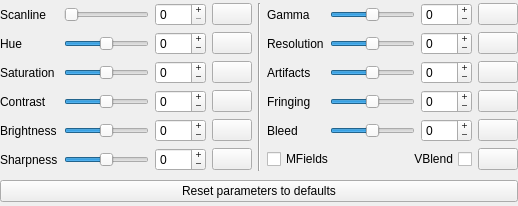
Old version of the form src/gui/designer/wdgNTSCFilter.ui in the repository punesemu/puNES.
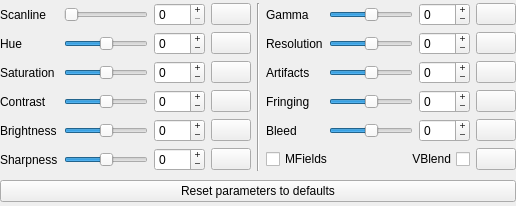
New version of the form. Icons and pictures are not drawn.

Commit message: Simplified layout of wdgNTSCFilter and wdgNTSCBisqwitFilter.

Patch:
```diff
--- a/src/gui/designer/wdgNTSCFilter.ui
+++ b/src/gui/designer/wdgNTSCFilter.ui
@@ -6,7 +6,7 @@
    <rect>
     <x>0</x>
     <y>0</y>
-    <width>518</width>
+    <width>516</width>
     <height>206</height>
    </rect>
   </property>
@@ -19,7 +19,7 @@
   <property name="windowTitle">
    <string notr="true">wdgNTSCFilter</string>
   </property>
-  <layout class="QGridLayout" name="gridLayout_wdgNTSCFilter">
+  <layout class="QVBoxLayout" name="verticalLayout_wdgNTSCFilter">
    <property name="leftMargin">
     <number>0</number>
    </property>
@@ -32,20 +32,349 @@
    <property name="bottomMargin">
     <number>0</number>
    </property>
-   <item row="4" column="0" colspan="3">
-    <widget class="QPushButton" name="pushButton_NTSC_Parameters_reset">
-     <property name="text">
-      <string>Reset parameters to defaults</string>
-     </property>
-     <property name="icon">
-      <iconset resource="resources.qrc">
-       <normaloff>:/icon/icons/overscan_default.svgz</normaloff>:/icon/icons/overscan_default.svgz</iconset>
-     </property>
-    </widget>
-   </item>
-   <item row="1" column="2">
-    <layout class="QGridLayout" name="gridLayout_parameters_2">
+   <item>
+    <layout class="QGridLayout" name="gridLayout_parameters">
+     <item row="2" column="3">
+      <widget class="QPushButton" name="pushButton_Saturation">
+       <property name="text">
+        <string notr="true"/>
+       </property>
+       <property name="icon">
+        <iconset resource="resources.qrc">
+         <normaloff>:/icon/icons/default.svgz</normaloff>:/icon/icons/default.svgz</iconset>
+       </property>
+      </widget>
+     </item>
+     <item row="5" column="0">
+      <widget class="QLabel" name="label_Sharpness">
+       <property name="text">
+        <string>Sharpness</string>
+       </property>
+       <property name="alignment">
+        <set>Qt::AlignLeading|Qt::AlignLeft|Qt::AlignVCenter</set>
+       </property>
+      </widget>
+     </item>
+     <item row="2" column="1">
+      <widget class="QSlider" name="horizontalSlider_Saturation">
+       <property name="minimum">
+        <number>-100</number>
+       </property>
+       <property name="maximum">
+        <number>100</number>
+       </property>
+       <property name="orientation">
+        <enum>Qt::Horizontal</enum>
+       </property>
+      </widget>
+     </item>
+     <item row="1" column="1">
+      <widget class="QSlider" name="horizontalSlider_Hue">
+       <property name="minimum">
+        <number>-100</number>
+       </property>
+       <property name="maximum">
+        <number>100</number>
+       </property>
+       <property name="orientation">
+        <enum>Qt::Horizontal</enum>
+       </property>
+      </widget>
+     </item>
+     <item row="5" column="1">
+      <widget class="QSlider" name="horizontalSlider_Sharpness">
+       <property name="minimum">
+        <number>-100</number>
+       </property>
+       <property name="maximum">
+        <number>100</number>
+       </property>
+       <property name="orientation">
+        <enum>Qt::Horizontal</enum>
+       </property>
+      </widget>
+     </item>
+     <item row="2" column="2">
+      <widget class="QSpinBox" name="spinBox_Saturation">
+       <property name="buttonSymbols">
+        <enum>QAbstractSpinBox::PlusMinus</enum>
+       </property>
+       <property name="minimum">
+        <number>-100</number>
+       </property>
+       <property name="maximum">
+        <number>100</number>
+       </property>
+      </widget>
+     </item>
+     <item row="4" column="2">
+      <widget class="QSpinBox" name="spinBox_Brightness">
+       <property name="buttonSymbols">
+        <enum>QAbstractSpinBox::PlusMinus</enum>
+       </property>
+       <property name="minimum">
+        <number>-100</number>
+       </property>
+       <property name="maximum">
+        <number>100</number>
+       </property>
+      </widget>
+     </item>
+     <item row="1" column="0">
+      <widget class="QLabel" name="label_Hue">
+       <property name="text">
+        <string>Hue</string>
+       </property>
+       <property name="alignment">
+        <set>Qt::AlignLeading|Qt::AlignLeft|Qt::AlignVCenter</set>
+       </property>
+      </widget>
+     </item>
+     <item row="0" column="1">
+      <widget class="QSlider" name="horizontalSlider_Scanline">
+       <property name="maximum">
+        <number>100</number>
+       </property>
+       <property name="orientation">
+        <enum>Qt::Horizontal</enum>
+       </property>
+      </widget>
+     </item>
+     <item row="5" column="2">
+      <widget class="QSpinBox" name="spinBox_Sharpness">
+       <property name="buttonSymbols">
+        <enum>QAbstractSpinBox::PlusMinus</enum>
+       </property>
+       <property name="minimum">
+        <number>-100</number>
+       </property>
+       <property name="maximum">
+        <number>100</number>
+       </property>
+      </widget>
+     </item>
+     <item row="3" column="2">
+      <widget class="QSpinBox" name="spinBox_Contrast">
+       <property name="buttonSymbols">
+        <enum>QAbstractSpinBox::PlusMinus</enum>
+       </property>
+       <property name="minimum">
+        <number>-100</number>
+       </property>
+       <property name="maximum">
+        <number>100</number>
+       </property>
+      </widget>
+     </item>
+     <item row="3" column="3">
+      <widget class="QPushButton" name="pushButton_Contrast">
+       <property name="text">
+        <string notr="true"/>
+       </property>
+       <property name="icon">
+        <iconset resource="resources.qrc">
+         <normaloff>:/icon/icons/default.svgz</normaloff>:/icon/icons/default.svgz</iconset>
+       </property>
+      </widget>
+     </item>
+     <item row="0" column="3">
+      <widget class="QPushButton" name="pushButton_Scanline">
+       <property name="text">
+        <string notr="true"/>
+       </property>
+       <property name="icon">
+        <iconset resource="resources.qrc">
+         <normaloff>:/icon/icons/default.svgz</normaloff>:/icon/icons/default.svgz</iconset>
+       </property>
+      </widget>
+     </item>
+     <item row="1" column="2">
+      <widget class="QSpinBox" name="spinBox_Hue">
+       <property name="buttonSymbols">
+        <enum>QAbstractSpinBox::PlusMinus</enum>
+       </property>
+       <property name="minimum">
+        <number>-100</number>
+       </property>
+       <property name="maximum">
+        <number>100</number>
+       </property>
+      </widget>
+     </item>
+     <item row="0" column="2">
+      <widget class="QSpinBox" name="spinBox_Scanline">
+       <property name="buttonSymbols">
+        <enum>QAbstractSpinBox::PlusMinus</enum>
+       </property>
+       <property name="maximum">
+        <number>100</number>
+       </property>
+      </widget>
+     </item>
+     <item row="0" column="6">
+      <widget class="QSlider" name="horizontalSlider_Gamma">
+       <property name="minimum">
+        <number>-100</number>
+       </property>
+       <property name="maximum">
+        <number>100</number>
+       </property>
+       <property name="orientation">
+        <enum>Qt::Horizontal</enum>
+       </property>
+      </widget>
+     </item>
+     <item row="3" column="0">
+      <widget class="QLabel" name="label_Contrast">
+       <property name="text">
+        <string>Contrast</string>
+       </property>
+       <property name="alignment">
+        <set>Qt::AlignLeading|Qt::AlignLeft|Qt::AlignVCenter</set>
+       </property>
+      </widget>
+     </item>
+     <item row="4" column="0">
+      <widget class="QLabel" name="label_Brightness">
+       <property name="text">
+        <string>Brightness</string>
+       </property>
+       <property name="alignment">
+        <set>Qt::AlignLeading|Qt::AlignLeft|Qt::AlignVCenter</set>
+       </property>
+      </widget>
+     </item>
+     <item row="0" column="5">
+      <widget class="QLabel" name="label_Gamma">
+       <property name="text">
+        <string>Gamma</string>
+       </property>
+       <property name="alignment">
+        <set>Qt::AlignLeading|Qt::AlignLeft|Qt::AlignVCenter</set>
+       </property>
+      </widget>
+     </item>
+     <item row="4" column="1">
+      <widget class="QSlider" name="horizontalSlider_Brightness">
+       <property name="minimum">
+        <number>-100</number>
+       </property>
+       <property name="maximum">
+        <number>100</number>
+       </property>
+       <property name="orientation">
+        <enum>Qt::Horizontal</enum>
+       </property>
+      </widget>
+     </item>
      <item row="2" column="0">
+      <widget class="QLabel" name="label_Saturation">
+       <property name="text">
+        <string>Saturation</string>
+       </property>
+       <property name="alignment">
+        <set>Qt::AlignLeading|Qt::AlignLeft|Qt::AlignVCenter</set>
+       </property>
+      </widget>
+     </item>
+     <item row="0" column="4" rowspan="6">
+      <widget class="Line" name="line">
+       <property name="orientation">
+        <enum>Qt::Vertical</enum>
+       </property>
+      </widget>
+     </item>
+     <item row="4" column="3">
+      <widget class="QPushButton" name="pushButton_Brightness">
+       <property name="text">
+        <string notr="true"/>
+       </property>
+       <property name="icon">
+        <iconset resource="resources.qrc">
+         <normaloff>:/icon/icons/default.svgz</normaloff>:/icon/icons/default.svgz</iconset>
+       </property>
+      </widget>
+     </item>
+     <item row="0" column="0">
+      <widget class="QLabel" name="label_Scanline">
+       <property name="text">
+        <string>Scanline</string>
+       </property>
+       <property name="alignment">
+        <set>Qt::AlignLeading|Qt::AlignLeft|Qt::AlignVCenter</set>
+       </property>
+      </widget>
+     </item>
+     <item row="1" column="3">
+      <widget class="QPushButton" name="pushButton_Hue">
+       <property name="text">
+        <string notr="true"/>
+       </property>
+       <property name="icon">
+        <iconset resource="resources.qrc">
+         <normaloff>:/icon/icons/default.svgz</normaloff>:/icon/icons/default.svgz</iconset>
+       </property>
+      </widget>
+     </item>
+     <item row="3" column="1">
+      <widget class="QSlider" name="horizontalSlider_Contrast">
+       <property name="minimum">
+        <number>-100</number>
+       </property>
+       <property name="maximum">
+        <number>100</number>
+       </property>
+       <property name="orientation">
+        <enum>Qt::Horizontal</enum>
+       </property>
+      </widget>
+     </item>
+     <item row="5" column="3">
+      <widget class="QPushButton" name="pushButton_Sharpness">
+       <property name="text">
+        <string notr="true"/>
+       </property>
+       <property name="icon">
+        <iconset resource="resources.qrc">
+         <normaloff>:/icon/icons/default.svgz</normaloff>:/icon/icons/default.svgz</iconset>
+       </property>
+      </widget>
+     </item>
+     <item row="0" column="7">
+      <widget class="QSpinBox" name="spinBox_Gamma">
+       <property name="buttonSymbols">
+        <enum>QAbstractSpinBox::PlusMinus</enum>
+       </property>
+       <property name="minimum">
+        <number>-100</number>
+       </property>
+       <property name="maximum">
+        <number>100</number>
+       </property>
+      </widget>
+     </item>
+     <item row="0" column="8">
+      <widget class="QPushButton" name="pushButton_Gamma">
+       <property name="text">
+        <string notr="true"/>
+       </property>
+       <property name="icon">
+        <iconset resource="resources.qrc">
+         <normaloff>:/icon/icons/default.svgz</normaloff>:/icon/icons/default.svgz</iconset>
+       </property>
+      </widget>
+     </item>
+     <item row="1" column="5">
+      <widget class="QLabel" name="label_Resolution">
+       <property name="text">
+        <string>Resolution</string>
+       </property>
+       <property name="alignment">
+        <set>Qt::AlignLeading|Qt::AlignLeft|Qt::AlignVCenter</set>
+       </property>
+      </widget>
+     </item>
+     <item row="2" column="5">
       <widget class="QLabel" name="label_Artifacts">
        <property name="text">
         <string>Artifacts</string>
@@ -55,7 +384,7 @@
        </property>
       </widget>
      </item>
-     <item row="3" column="0">
+     <item row="3" column="5">
       <widget class="QLabel" name="label_Fringing">
        <property name="text">
         <string>Fringing</string>
@@ -65,59 +394,17 @@
        </property>
       </widget>
      </item>
-     <item row="2" column="2">
-      <widget class="QSpinBox" name="spinBox_Artifacts">
-       <property name="buttonSymbols">
-        <enum>QAbstractSpinBox::PlusMinus</enum>
+     <item row="4" column="5">
+      <widget class="QLabel" name="label_Bleed">
+       <property name="text">
+        <string>Bleed</string>
        </property>
-       <property name="minimum">
-        <number>-100</number>
+       <property name="alignment">
+        <set>Qt::AlignLeading|Qt::AlignLeft|Qt::AlignVCenter</set>
        </property>
-       <property name="maximum">
-        <number>100</number>
-       </property>
       </widget>
      </item>
-     <item row="4" column="1">
-      <widget class="QSlider" name="horizontalSlider_Bleed">
-       <property name="minimum">
-        <number>-100</number>
-       </property>
-       <property name="maximum">
-        <number>100</number>
-       </property>
-       <property name="orientation">
-        <enum>Qt::Horizontal</enum>
-       </property>
-      </widget>
-     </item>
-     <item row="3" column="1">
-      <widget class="QSlider" name="horizontalSlider_Fringing">
-       <property name="minimum">
-        <number>-100</number>
-       </property>
-       <property name="maximum">
-        <number>100</number>
-       </property>
-       <property name="orientation">
-        <enum>Qt::Horizontal</enum>
-       </property>
-      </widget>
-     </item>
-     <item row="1" column="2">
-      <widget class="QSpinBox" name="spinBox_Resolution">
-       <property name="buttonSymbols">
-        <enum>QAbstractSpinBox::PlusMinus</enum>
-       </property>
-       <property name="minimum">
-        <number>-100</number>
-       </property>
-       <property name="maximum">
-        <number>100</number>
-       </property>
-      </widget>
-     </item>
-     <item row="1" column="1">
+     <item row="1" column="6">
       <widget class="QSlider" name="horizontalSlider_Resolution">
        <property name="minimum">
         <number>-100</number>
@@ -130,40 +417,7 @@
        </property>
       </widget>
      </item>
-     <item row="0" column="2">
-      <widget class="QSpinBox" name="spinBox_Gamma">
-       <property name="buttonSymbols">
-        <enum>QAbstractSpinBox::PlusMinus</enum>
-       </property>
-       <property name="minimum">
-        <number>-100</number>
-       </property>
-       <property name="maximum">
-        <number>100</number>
-       </property>
-      </widget>
-     </item>
-     <item row="1" column="0">
-      <widget class="QLabel" name="label_Resolution">
-       <property name="text">
-        <string>Resolution</string>
-       </property>
-       <property name="alignment">
-        <set>Qt::AlignLeading|Qt::AlignLeft|Qt::AlignVCenter</set>
-       </property>
-      </widget>
-     </item>
-     <item row="0" column="0">
-      <widget class="QLabel" name="label_Gamma">
-       <property name="text">
-        <string>Gamma</string>
-       </property>
-       <property name="alignment">
-        <set>Qt::AlignLeading|Qt::AlignLeft|Qt::AlignVCenter</set>
-       </property>
-      </widget>
-     </item>
-     <item row="2" column="1">
+     <item row="2" column="6">
       <widget class="QSlider" name="horizontalSlider_Artifacts">
        <property name="minimum">
         <number>-100</number>
@@ -176,8 +430,8 @@
        </property>
       </widget>
      </item>
-     <item row="0" column="1">
-      <widget class="QSlider" name="horizontalSlider_Gamma">
+     <item row="3" column="6">
+      <widget class="QSlider" name="horizontalSlider_Fringing">
        <property name="minimum">
         <number>-100</number>
        </property>
@@ -189,7 +443,46 @@
        </property>
       </widget>
      </item>
-     <item row="3" column="2">
+     <item row="4" column="6">
+      <widget class="QSlider" name="horizontalSlider_Bleed">
+       <property name="minimum">
+        <number>-100</number>
+       </property>
+       <property name="maximum">
+        <number>100</number>
+       </property>
+       <property name="orientation">
+        <enum>Qt::Horizontal</enum>
+       </property>
+      </widget>
+     </item>
+     <item row="1" column="7">
+      <widget class="QSpinBox" name="spinBox_Resolution">
+       <property name="buttonSymbols">
+        <enum>QAbstractSpinBox::PlusMinus</enum>
+       </property>
+       <property name="minimum">
+        <number>-100</number>
+       </property>
+       <property name="maximum">
+        <number>100</number>
+       </property>
+      </widget>
+     </item>
+     <item row="2" column="7">
+      <widget class="QSpinBox" name="spinBox_Artifacts">
+       <property name="buttonSymbols">
+        <enum>QAbstractSpinBox::PlusMinus</enum>
+       </property>
+       <property name="minimum">
+        <number>-100</number>
+       </property>
+       <property name="maximum">
+        <number>100</number>
+       </property>
+      </widget>
+     </item>
+     <item row="3" column="7">
       <widget class="QSpinBox" name="spinBox_Fringing">
        <property name="buttonSymbols">
         <enum>QAbstractSpinBox::PlusMinus</enum>
@@ -202,7 +495,7 @@
        </property>
       </widget>
      </item>
-     <item row="4" column="2">
+     <item row="4" column="7">
       <widget class="QSpinBox" name="spinBox_Bleed">
        <property name="buttonSymbols">
         <enum>QAbstractSpinBox::PlusMinus</enum>
@@ -215,28 +508,7 @@
        </property>
       </widget>
      </item>
-     <item row="4" column="0">
-      <widget class="QLabel" name="label_Bleed">
-       <property name="text">
-        <string>Bleed</string>
-       </property>
-       <property name="alignment">
-        <set>Qt::AlignLeading|Qt::AlignLeft|Qt::AlignVCenter</set>
-       </property>
-      </widget>
-     </item>
-     <item row="0" column="3">
-      <widget class="QPushButton" name="pushButton_Gamma">
-       <property name="text">
-        <string notr="true"/>
-       </property>
-       <property name="icon">
-        <iconset resource="resources.qrc">
-         <normaloff>:/icon/icons/default.svgz</normaloff>:/icon/icons/default.svgz</iconset>
-       </property>
-      </widget>
-     </item>
-     <item row="1" column="3">
+     <item row="1" column="8">
       <widget class="QPushButton" name="pushButton_Resolution">
        <property name="text">
         <string notr="true"/>
@@ -247,7 +519,7 @@
        </property>
       </widget>
      </item>
-     <item row="2" column="3">
+     <item row="2" column="8">
       <widget class="QPushButton" name="pushButton_Artifacts">
        <property name="text">
         <string notr="true"/>
@@ -258,7 +530,7 @@
        </property>
       </widget>
      </item>
-     <item row="3" column="3">
+     <item row="3" column="8">
       <widget class="QPushButton" name="pushButton_Fringing">
        <property name="text">
         <string notr="true"/>
@@ -269,7 +541,7 @@
        </property>
       </widget>
      </item>
-     <item row="4" column="3">
+     <item row="4" column="8">
       <widget class="QPushButton" name="pushButton_Bleed">
        <property name="text">
         <string notr="true"/>
@@ -280,7 +552,18 @@
        </property>
       </widget>
      </item>
-     <item row="5" column="0" colspan="3">
+     <item row="5" column="8">
+      <widget class="QPushButton" name="pushButton_MFields_VBlend">
+       <property name="text">
+        <string notr="true"/>
+       </property>
+       <property name="icon">
+        <iconset resource="resources.qrc">
+         <normaloff>:/icon/icons/default.svgz</normaloff>:/icon/icons/default.svgz</iconset>
+       </property>
+      </widget>
+     </item>
+     <item row="5" column="5" colspan="3">
       <layout class="QHBoxLayout" name="horizontalLayout_MV">
        <item>
         <widget class="QCheckBox" name="checkBox_Merge_Fields">
@@ -301,303 +584,16 @@
        </item>
       </layout>
      </item>
-     <item row="5" column="3">
-      <widget class="QPushButton" name="pushButton_MFields_VBlend">
-       <property name="text">
-        <string notr="true"/>
-       </property>
-       <property name="icon">
-        <iconset resource="resources.qrc">
-         <normaloff>:/icon/icons/default.svgz</normaloff>:/icon/icons/default.svgz</iconset>
-       </property>
-      </widget>
-     </item>
     </layout>
    </item>
-   <item row="1" column="0">
-    <layout class="QGridLayout" name="gridLayout_parameters_1">
-     <item row="1" column="1">
-      <widget class="QSlider" name="horizontalSlider_Hue">
-       <property name="minimum">
-        <number>-100</number>
-       </property>
-       <property name="maximum">
-        <number>100</number>
-       </property>
-       <property name="orientation">
-        <enum>Qt::Horizontal</enum>
-       </property>
-      </widget>
-     </item>
-     <item row="5" column="0">
-      <widget class="QLabel" name="label_Sharpness">
-       <property name="text">
-        <string>Sharpness</string>
-       </property>
-       <property name="alignment">
-        <set>Qt::AlignLeading|Qt::AlignLeft|Qt::AlignVCenter</set>
-       </property>
-      </widget>
-     </item>
-     <item row="4" column="0">
-      <widget class="QLabel" name="label_Brightness">
-       <property name="text">
-        <string>Brightness</string>
-       </property>
-       <property name="alignment">
-        <set>Qt::AlignLeading|Qt::AlignLeft|Qt::AlignVCenter</set>
-       </property>
-      </widget>
-     </item>
-     <item row="1" column="0">
-      <widget class="QLabel" name="label_Hue">
-       <property name="text">
-        <string>Hue</string>
-       </property>
-       <property name="alignment">
-        <set>Qt::AlignLeading|Qt::AlignLeft|Qt::AlignVCenter</set>
-       </property>
-      </widget>
-     </item>
-     <item row="3" column="0">
-      <widget class="QLabel" name="label_Contrast">
-       <property name="text">
-        <string>Contrast</string>
-       </property>
-       <property name="alignment">
-        <set>Qt::AlignLeading|Qt::AlignLeft|Qt::AlignVCenter</set>
-       </property>
-      </widget>
-     </item>
-     <item row="0" column="2">
-      <widget class="QSpinBox" name="spinBox_Scanline">
-       <property name="buttonSymbols">
-        <enum>QAbstractSpinBox::PlusMinus</enum>
-       </property>
-       <property name="maximum">
-        <number>100</number>
-       </property>
-      </widget>
-     </item>
-     <item row="5" column="2">
-      <widget class="QSpinBox" name="spinBox_Sharpness">
-       <property name="buttonSymbols">
-        <enum>QAbstractSpinBox::PlusMinus</enum>
-       </property>
-       <property name="minimum">
-        <number>-100</number>
-       </property>
-       <property name="maximum">
-        <number>100</number>
-       </property>
-      </widget>
-     </item>
-     <item row="1" column="2">
-      <widget class="QSpinBox" name="spinBox_Hue">
-       <property name="buttonSymbols">
-        <enum>QAbstractSpinBox::PlusMinus</enum>
-       </property>
-       <property name="minimum">
-        <number>-100</number>
-       </property>
-       <property name="maximum">
-        <number>100</number>
-       </property>
-      </widget>
-     </item>
-     <item row="2" column="2">
-      <widget class="QSpinBox" name="spinBox_Saturation">
-       <property name="buttonSymbols">
-        <enum>QAbstractSpinBox::PlusMinus</enum>
-       </property>
-       <property name="minimum">
-        <number>-100</number>
-       </property>
-       <property name="maximum">
-        <number>100</number>
-       </property>
-      </widget>
-     </item>
-     <item row="2" column="1">
-      <widget class="QSlider" name="horizontalSlider_Saturation">
-       <property name="minimum">
-        <number>-100</number>
-       </property>
-       <property name="maximum">
-        <number>100</number>
-       </property>
-       <property name="orientation">
-        <enum>Qt::Horizontal</enum>
-       </property>
-      </widget>
-     </item>
-     <item row="0" column="1">
-      <widget class="QSlider" name="horizontalSlider_Scanline">
-       <property name="maximum">
-        <number>100</number>
-       </property>
-       <property name="orientation">
-        <enum>Qt::Horizontal</enum>
-       </property>
-      </widget>
-     </item>
-     <item row="4" column="1">
-      <widget class="QSlider" name="horizontalSlider_Brightness">
-       <property name="minimum">
-        <number>-100</number>
-       </property>
-       <property name="maximum">
-        <number>100</number>
-       </property>
-       <property name="orientation">
-        <enum>Qt::Horizontal</enum>
-       </property>
-      </widget>
-     </item>
-     <item row="2" column="0">
-      <widget class="QLabel" name="label_Saturation">
-       <property name="text">
-        <string>Saturation</string>
-       </property>
-       <property name="alignment">
-        <set>Qt::AlignLeading|Qt::AlignLeft|Qt::AlignVCenter</set>
-       </property>
-      </widget>
-     </item>
-     <item row="3" column="1">
-      <widget class="QSlider" name="horizontalSlider_Contrast">
-       <property name="minimum">
-        <number>-100</number>
-       </property>
-       <property name="maximum">
-        <number>100</number>
-       </property>
-       <property name="orientation">
-        <enum>Qt::Horizontal</enum>
-       </property>
-      </widget>
-     </item>
-     <item row="4" column="2">
-      <widget class="QSpinBox" name="spinBox_Brightness">
-       <property name="buttonSymbols">
-        <enum>QAbstractSpinBox::PlusMinus</enum>
-       </property>
-       <property name="minimum">
-        <number>-100</number>
-       </property>
-       <property name="maximum">
-        <number>100</number>
-       </property>
-      </widget>
-     </item>
-     <item row="3" column="2">
-      <widget class="QSpinBox" name="spinBox_Contrast">
-       <property name="buttonSymbols">
-        <enum>QAbstractSpinBox::PlusMinus</enum>
-       </property>
-       <property name="minimum">
-        <number>-100</number>
-       </property>
-       <property name="maximum">
-        <number>100</number>
-       </property>
-      </widget>
-     </item>
-     <item row="0" column="0">
-      <widget class="QLabel" name="label_Scanline">
-       <property name="text">
-        <string>Scanline</string>
-       </property>
-       <property name="alignment">
-        <set>Qt::AlignLeading|Qt::AlignLeft|Qt::AlignVCenter</set>
-       </property>
-      </widget>
-     </item>
-     <item row="5" column="1">
-      <widget class="QSlider" name="horizontalSlider_Sharpness">
-       <property name="minimum">
-        <number>-100</number>
-       </property>
-       <property name="maximum">
-        <number>100</number>
-       </property>
-       <property name="orientation">
-        <enum>Qt::Horizontal</enum>
-       </property>
-      </widget>
-     </item>
-     <item row="0" column="3">
-      <widget class="QPushButton" name="pushButton_Scanline">
-       <property name="text">
-        <string notr="true"/>
-       </property>
-       <property name="icon">
-        <iconset resource="resources.qrc">
-         <normaloff>:/icon/icons/default.svgz</normaloff>:/icon/icons/default.svgz</iconset>
-       </property>
-      </widget>
-     </item>
-     <item row="1" column="3">
-      <widget class="QPushButton" name="pushButton_Hue">
-       <property name="text">
-        <string notr="true"/>
-       </property>
-       <property name="icon">
-        <iconset resource="resources.qrc">
-         <normaloff>:/icon/icons/default.svgz</normaloff>:/icon/icons/default.svgz</iconset>
-       </property>
-      </widget>
-     </item>
-     <item row="2" column="3">
-      <widget class="QPushButton" name="pushButton_Saturation">
-       <property name="text">
-        <string notr="true"/>
-       </property>
-       <property name="icon">
-        <iconset resource="resources.qrc">
-         <normaloff>:/icon/icons/default.svgz</normaloff>:/icon/icons/default.svgz</iconset>
-       </property>
-      </widget>
-     </item>
-     <item row="3" column="3">
-      <widget class="QPushButton" name="pushButton_Contrast">
-       <property name="text">
-        <string notr="true"/>
-       </property>
-       <property name="icon">
-        <iconset resource="resources.qrc">
-         <normaloff>:/icon/icons/default.svgz</normaloff>:/icon/icons/default.svgz</iconset>
-       </property>
-      </widget>
-     </item>
-     <item row="4" column="3">
-      <widget class="QPushButton" name="pushButton_Brightness">
-       <property name="text">
-        <string notr="true"/>
-       </property>
-       <property name="icon">
-        <iconset resource="resources.qrc">
-         <normaloff>:/icon/icons/default.svgz</normaloff>:/icon/icons/default.svgz</iconset>
-       </property>
-      </widget>
-     </item>
-     <item row="5" column="3">
-      <widget class="QPushButton" name="pushButton_Sharpness">
-       <property name="text">
-        <string notr="true"/>
-       </property>
-       <property name="icon">
-        <iconset resource="resources.qrc">
-         <normaloff>:/icon/icons/default.svgz</normaloff>:/icon/icons/default.svgz</iconset>
-       </property>
-      </widget>
-     </item>
-    </layout>
-   </item>
-   <item row="1" column="1">
-    <widget class="Line" name="line">
-     <property name="orientation">
-      <enum>Qt::Vertical</enum>
+   <item>
+    <widget class="QPushButton" name="pushButton_NTSC_Parameters_reset">
+     <property name="text">
+      <string>Reset parameters to defaults</string>
+     </property>
+     <property name="icon">
+      <iconset resource="resources.qrc">
+       <normaloff>:/icon/icons/overscan_default.svgz</normaloff>:/icon/icons/overscan_default.svgz</iconset>
      </property>
     </widget>
    </item>
```
The commit also changes 1 other file.
